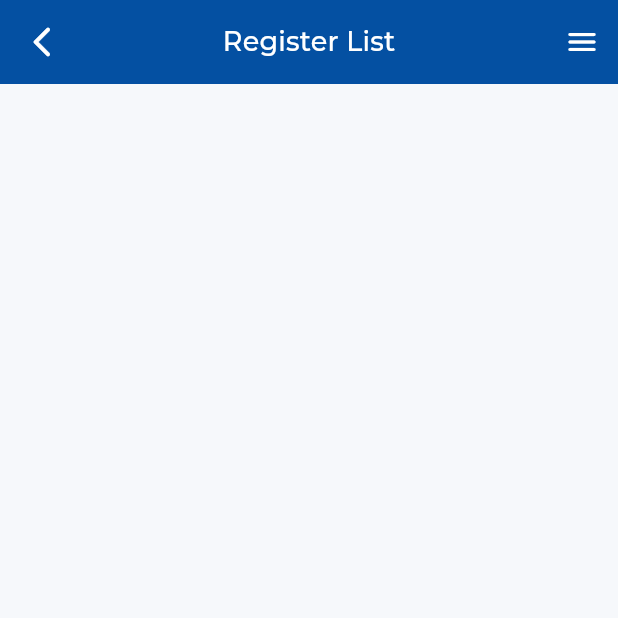
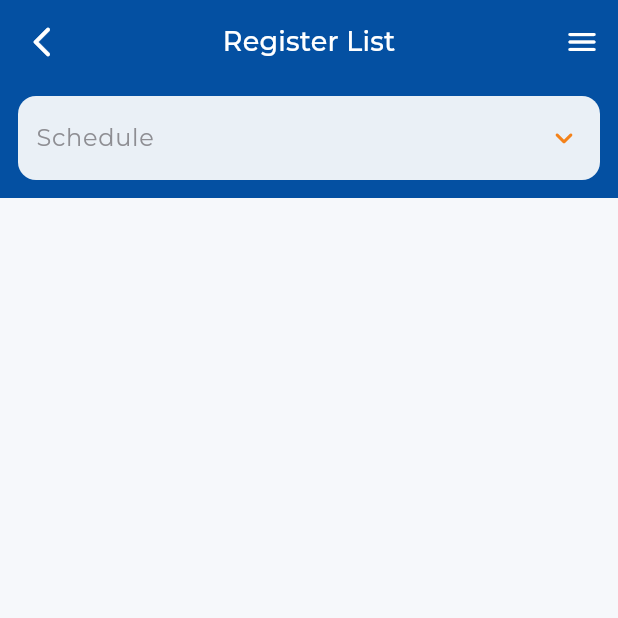
Before and after one commit to hungfq/DDNC, a Flutter app: the RegisterListPage screen opened directly, on a phone screen of 412 x 824 dp, the top half of it. Run offline on Flutter 3.47's test engine with Material 2 defaults, Android fonts, the phone set to English and light mode, and no system bars; drawn by our look-alikes of pull_to_refresh; our stand-ins replace animated_text_kit, bloc_concurrency, chopper, dropdown_button2, extended_image, firebase_core and 7 more; accounts and stored records are empty; generated files the repository leaves out were written again; network calls fail.

Commit message:
register - fix dropdown

```diff
--- a/lib/api/api_client.dart
+++ b/lib/api/api_client.dart
@@ -22,6 +22,7 @@ class ApiClient extends ChopperClient {
       : super(
     baseUrl: Uri.parse("http://10.0.2.2:8001"),
     // baseUrl: Uri.parse("http://192.168.1.254:8001"),
+    // baseUrl: Uri.parse("http://144.126.242.142:8001"),
     interceptors: [HeaderInterceptor(), HttpLoggingInterceptor()],
     converter: const JsonToTypeConverter({
       SignInResponse: SignInResponse.fromJson,
--- /dev/null
+++ b/lib/ui/components/primary_dropdown_button_form_field.dart
@@ -0,0 +1,56 @@
+import 'package:ddnc_new/commons/constants.dart';
+import 'package:ddnc_new/ui/resources/dimens.dart';
+import 'package:dropdown_button2/dropdown_button2.dart';
+import 'package:flutter/material.dart';
+
+class PrimaryDropdownButtonFormField<T> extends StatelessWidget {
+  const PrimaryDropdownButtonFormField({
+    Key? key,
+    this.validateMode,
+    this.labelText,
+    this.value,
+    required this.items,
+    this.errorText,
+    this.validator,
+    this.onChanged,
+  }) : super(key: key);
+
+  final AutovalidateMode? validateMode;
+  final String? labelText;
+  final T? value;
+  final List<DropdownMenuItem<T>> items;
+  final String? errorText;
+  final String? Function(T?)? validator;
+  final Function(T?)? onChanged;
+
+  @override
+  Widget build(BuildContext context) {
+    ThemeData _theme = Theme.of(context);
+    return DropdownButtonFormField2<T>(
+      value: value,
+      isDense: true,
+      selectedItemHighlightColor: _theme.colorScheme.primary.withOpacity(.2),
+      dropdownDecoration: const BoxDecoration(
+        borderRadius:
+            BorderRadius.all(Radius.circular(Dimens.mediumComponentRadius)),
+      ),
+      decoration: InputDecoration(
+        labelText: labelText,
+        isDense: true,
+        errorMaxLines: Constants.errorMaxLines,
+        suffixIcon: Icon(
+          Icons.keyboard_arrow_down_rounded,
+          color: _theme.colorScheme.secondary,
+          size: Dimens.iconSize,
+        ),
+        errorText: errorText,
+      ).applyDefaults(_theme.inputDecorationTheme),
+      validator: validator,
+      autovalidateMode: validateMode,
+      icon: const SizedBox.shrink(),
+      isExpanded: true,
+      items: items,
+      onChanged: onChanged,
+    );
+  }
+}
--- a/lib/ui/pages/student/register/register_list/blocs/register_list_bloc.dart
+++ b/lib/ui/pages/student/register/register_list/blocs/register_list_bloc.dart
@@ -1,3 +1,4 @@
+import 'package:ddnc_new/api/response/list_schedule_response.dart';
 import 'package:ddnc_new/api/response/list_schedule_today_response.dart';
 import 'package:ddnc_new/api/response/list_topic_response.dart';
 import 'package:ddnc_new/api/response/resource.dart';
@@ -152,6 +153,11 @@ class RegisterListBloc extends Bloc<RegisterListEvent, RegisterListState> {
     add(const RegisterScheduleListFetchedEvent());
   }
 
+  Future<List<ScheduleInfo>> forceFetchRegisterSchedule() async {
+    var result = await _scheduleRepository.listScheduleToday();
+    return result.data?.register ?? [];
+  }
+
 // void fetch() {
 //   add(const RegisterTopicListFetchedEvent());
 // }
--- /dev/null
+++ b/lib/ui/pages/student/register/register_list/components/dropdown_schedule.dart
@@ -0,0 +1,62 @@
+import 'package:ddnc_new/api/response/list_schedule_response.dart';
+import 'package:ddnc_new/ui/components/primary_dropdown_button_form_field.dart';
+import 'package:ddnc_new/ui/components/primary_text_view.dart';
+import 'package:ddnc_new/ui/pages/student/register/register_list/blocs/register_list_bloc.dart';
+import 'package:ddnc_new/ui/resources/dimens.dart';
+import 'package:flutter/material.dart';
+import 'package:flutter_bloc/flutter_bloc.dart';
+
+class DropdownSchedule extends StatefulWidget with PreferredSizeWidget {
+  DropdownSchedule({super.key});
+
+  @override
+  State<DropdownSchedule> createState() => _DropdownScheduleState();
+
+  @override
+  Size get preferredSize => const Size.fromHeight(
+      Dimens.textFieldHeight + Dimens.marginPaddingSizeXXXMini);
+}
+
+class _DropdownScheduleState extends State<DropdownSchedule> {
+  late RegisterListBloc _registerListBloc;
+
+  late List<ScheduleInfo> _schedules = [];
+
+  @override
+  void initState() {
+    _registerListBloc = context.read<RegisterListBloc>();
+    _fetchData();
+    super.initState();
+  }
+
+  _fetchData() async {
+    var data = await _registerListBloc.forceFetchRegisterSchedule();
+    setState(() {
+      _schedules = data;
+    });
+  }
+
+  @override
+  Widget build(BuildContext context) {
+    ScheduleInfo? dropdownValue = _schedules.length > 0 ? _schedules.first : null;
+    return Container(
+        margin: const EdgeInsets.fromLTRB(
+          Dimens.marginPaddingSizeXMini,
+          0,
+          Dimens.marginPaddingSizeXMini,
+          Dimens.marginPaddingSizeXMini,
+        ),
+        child: PrimaryDropdownButtonFormField<ScheduleInfo>(
+          value: dropdownValue,
+          labelText: "Schedule",
+          items: _schedules.map((schedule) {
+            return DropdownMenuItem(
+              value: schedule,
+              child: PrimaryTextView(schedule.code),
+            );
+          }).toList(),
+          // onChanged: (ScheduleInfo? selectedWarehouse) =>
+          //     _onWarehouseChanged(selectedWarehouse, schedule),
+        ));
+  }
+}
--- a/lib/ui/pages/student/register/register_list/register_list_page.dart
+++ b/lib/ui/pages/student/register/register_list/register_list_page.dart
@@ -1,9 +1,9 @@
 import 'package:ddnc_new/commons/app_page.dart';
 import 'package:ddnc_new/commons/constants.dart';
-import 'package:ddnc_new/modules/navigation/navigation_service.dart';
 import 'package:ddnc_new/ui/base/base_page_state.dart';
 import 'package:ddnc_new/ui/components/primary_btn_menu.dart';
 import 'package:ddnc_new/ui/components/primary_sliver_app_bar.dart';
+import 'package:ddnc_new/ui/pages/student/register/register_list/components/dropdown_schedule.dart';
 import 'package:flutter/material.dart';
 import 'package:flutter_bloc/flutter_bloc.dart';
 
@@ -29,7 +29,6 @@ class _RegisterListPageState extends State<RegisterListPage>
     Future.delayed(const Duration(milliseconds: Constants.delayTime), () {
       if (!mounted) return;
 
-      _registerListBloc.fetchSchedule();
     });
     super.initState();
   }
@@ -71,6 +70,7 @@ class _RegisterListPageState extends State<RegisterListPage>
               backgroundColor: theme.primaryColor,
               onBackgroundColor: theme.colorScheme.onPrimary,
               // bottom: RegisterSearchField(),
+              bottom: DropdownSchedule(),
             ),
           ],
           body: RegisterListView(),
--- a/pubspec.yaml
+++ b/pubspec.yaml
@@ -52,6 +52,8 @@ dependencies:
   animated_text_kit: 4.2.1
   extended_image:
   google_fonts:
+  dropdown_search: 3.0.1
+  dropdown_button2: 1.4.0
 
 dev_dependencies:
   flutter_test:
```
Also changed, not shown: lib/ui/pages/student/register/register_list/components/register_select_schedule.dart (deleted, +0 -124 lines), pubspec.lock.
